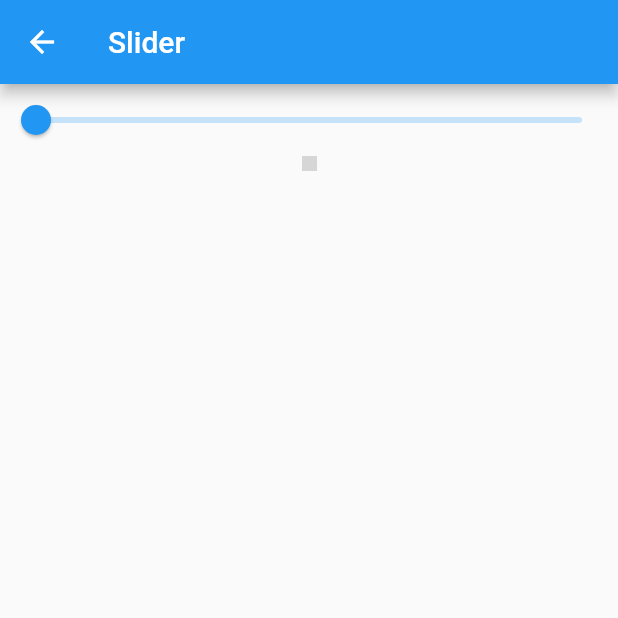
After one commit to hernan74/flutter_componentes, a Flutter app: the SliderPage screen opened by its route, on a phone screen of 412 x 824 dp, the top half of it. The commit adds this screen. Run offline on Flutter 3.47's test engine with Material 2 defaults, Android fonts, the phone set to English and light mode, and no system bars; network calls fail; grey boxes are pictures that could not be loaded.

Commit message:
Se agrego sliders

```diff
--- a/data/menu_opts.json
+++ b/data/menu_opts.json
@@ -25,6 +25,11 @@
             "ruta" : "inputs",
             "icon" : "input",
             "texto": "Inputs"
+        },
+        {
+            "ruta" : "slider",
+            "icon" : "slider",
+            "texto": "sliders"
         }
     ]
 }
--- /dev/null
+++ b/lib/src/pages/slider_page.dart
@@ -0,0 +1,46 @@
+import 'package:flutter/material.dart';
+
+class SliderPage extends StatefulWidget {
+
+  @override
+  _SliderPageState createState() => _SliderPageState();
+}
+
+class _SliderPageState extends State<SliderPage> {
+
+  double _valorSlider=10.0;
+
+  @override
+  Widget build(BuildContext context) {
+    return Scaffold(
+      appBar: AppBar(title: Text('Slider'),
+      ),
+      body: Column(
+        children: <Widget>[
+          _crearSlider(),
+          FadeInImage(
+            width: _valorSlider,
+            height: _valorSlider,
+            fadeInDuration: Duration(milliseconds: 200),
+            placeholder:AssetImage('assets/jar-loading.gif') ,
+            image: NetworkImage('https://upload.wikimedia.org/wikipedia/commons/7/7b/Stan_Lee_by_Gage_Skidmore_3.jpg'),
+          )
+        ],
+        ),
+    );
+  }
+
+ Widget _crearSlider() {
+   return  Slider(
+     value: _valorSlider,
+     min: 10,
+     max: 400,
+     onChanged: (valor){
+    setState(() {
+    _valorSlider=valor;
+    }
+    );
+   }
+   );
+ }
+}
--- a/lib/src/routes/route_page.dart
+++ b/lib/src/routes/route_page.dart
@@ -1,4 +1,3 @@
-import 'package:componentes/src/pages/input_page.dart';
 import 'package:flutter/material.dart';
 
 import 'package:componentes/src/pages/alert_page.dart';
@@ -6,6 +5,8 @@ import 'package:componentes/src/pages/avatar_page.dart';
 import 'package:componentes/src/pages/card_page.dart';
 import 'package:componentes/src/pages/home_page.dart';
 import 'package:componentes/src/pages/animated_container_page.dart';
+import 'package:componentes/src/pages/input_page.dart';
+import 'package:componentes/src/pages/slider_page.dart';
 
 Map<String,WidgetBuilder> getRoutePages(){
 //Map con todas las rutas disponibles en la aplicacion
@@ -16,5 +17,6 @@ Map<String,WidgetBuilder> getRoutePages(){
    'card'                : (BuildContext context)=>CardPage(),
    'animatedContainer'   : (BuildContext context)=>AnimatedContainerPage(),
    'inputs'              : (BuildContext context)=>InputPage(),
+   'slider'              : (BuildContext context)=>SliderPage(),
   };
 }
--- a/lib/src/utils/icon_string_utils.dart
+++ b/lib/src/utils/icon_string_utils.dart
@@ -6,7 +6,8 @@ final Map<String,IconData> _iconos=<String,IconData>{
     'accessibility':Icons.accessibility,
     'folder_open'  :Icons.folder_open,
     'donut_large'  :Icons.donut_large,
-    'input'  :Icons.input
+    'input'        :Icons.input,
+    'sliders'       :Icons.list
 };
 
 Icon getIcon(String nombre)=>
```
